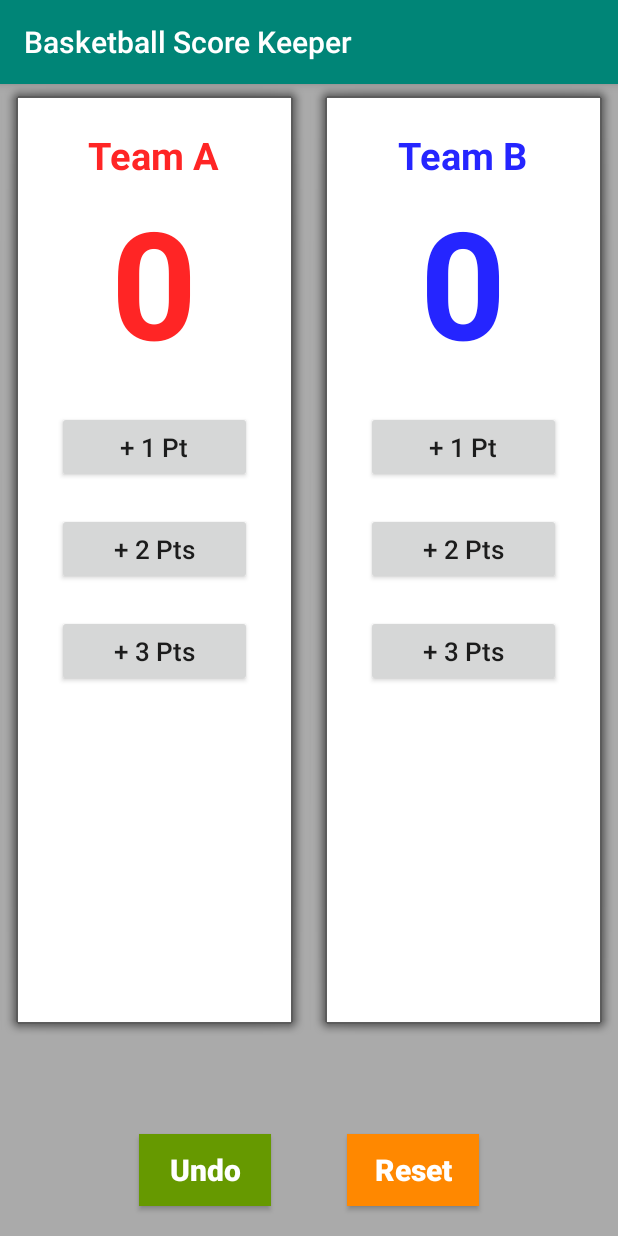
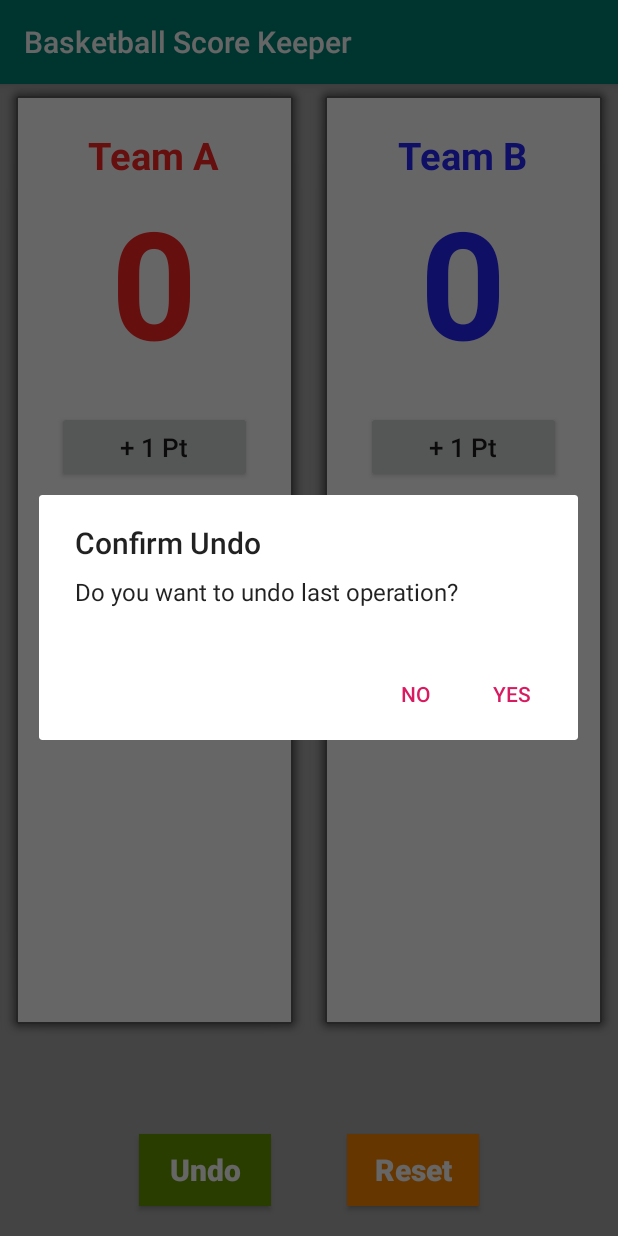
Before and after one commit to hzhu225/BasketballScoreKeeper, an Android app: the screen it shows after launch (MainActivity), after a tap on "Undo", on a phone screen of 412 x 824 dp. Run offline under Robolectric (Android 15) with nearby library versions, the phone set to English and light mode, and no system bars.

Commit message:
Add confirm dialog to undo and reset

```diff
--- a/app/src/main/java/com/cms/basketballscorekeeper/MainActivity.java
+++ b/app/src/main/java/com/cms/basketballscorekeeper/MainActivity.java
@@ -1,6 +1,8 @@
 package com.cms.basketballscorekeeper;
 
 import android.annotation.SuppressLint;
+import android.content.DialogInterface;
+import android.support.v7.app.AlertDialog;
 import android.support.v7.app.AppCompatActivity;
 import android.os.Bundle;
 import android.view.Gravity;
@@ -8,7 +10,7 @@ import android.view.View;
 import android.widget.TextView;
 import android.widget.Toast;
 
-import java.util.Iterator;
+
 import java.util.Stack;
 
 public class MainActivity extends AppCompatActivity {
@@ -65,11 +67,21 @@ public class MainActivity extends AppCompatActivity {
 
     public void undo_Click(View view)              //user can click undo button to go back
     {
+        //build an alert dialog, ask user to confirm
+        AlertDialog.Builder confirmDialog = new AlertDialog.Builder(MainActivity.this);
+        confirmDialog.setTitle(R.string.undoAlert_title);
+        confirmDialog.setMessage(R.string.undoAlert_message);
+
+        confirmDialog.setPositiveButton("Yes",
+                new DialogInterface.OnClickListener()
+                {
+                    public void onClick(DialogInterface dialog, int which)
+                    {
                         String message;
-        if(!scoreStack.isEmpty())
+                        if (!scoreStack.isEmpty())
                         {
                             int lastScore = scoreStack.pop();       //pop last score and check its value
-            if(lastScore > 0)
+                            if (lastScore > 0)
                             {
                                 message = "Undo: Team A +" + lastScore;
                             }
@@ -83,15 +95,50 @@ public class MainActivity extends AppCompatActivity {
                         {
                             message = "No score has been recorded.";
                         }
-        Toast toast = Toast.makeText(this, message, Toast.LENGTH_SHORT);
-        toast.setGravity(Gravity.TOP,0,25);
+                        Toast toast = Toast.makeText(MainActivity.this, message, Toast.LENGTH_LONG);
+                        toast.setGravity(Gravity.TOP, 0, 25);
                         toast.show();
                     }
+                });
 
-    public void reset_Click(View view)           //when reset, just clear the scoreStack
+        confirmDialog.setNegativeButton("No",
+                new DialogInterface.OnClickListener() {
+                    public void onClick(DialogInterface dialog, int which) {
+                        //Do nothing
+                    }
+                });
+
+        confirmDialog.show();
+    }
+
+
+
+    public void reset_Click(View view)           //when reset, clear the scoreStack
+    {
+        //build an alert dialog, ask user to confirm
+        AlertDialog.Builder confirmDialog = new AlertDialog.Builder(MainActivity.this);
+        confirmDialog.setTitle(R.string.resetAlert_title);
+        confirmDialog.setMessage(R.string.resetAlert_message);
+
+        confirmDialog.setPositiveButton("Yes",
+                new DialogInterface.OnClickListener()
+                {
+                    public void onClick(DialogInterface dialog, int which)
                     {
                         scoreStack.clear();
                         updateScore();
+                    }
+                });
+
+        confirmDialog.setNegativeButton("No",
+                new DialogInterface.OnClickListener() {
+                    public void onClick(DialogInterface dialog, int which) {
+                        //Do nothing
+                    }
+                });
+
+        confirmDialog.show();
+
     }
 
 
--- a/app/src/main/res/layout/activity_main.xml
+++ b/app/src/main/res/layout/activity_main.xml
@@ -42,6 +42,7 @@
                 android:layout_width="wrap_content"
                 android:layout_height="wrap_content"
                 android:layout_marginTop="0dp"
+                android:text="0"
                 android:textColor="@color/colorTeamA"
                 android:textSize="100sp"
                 android:textStyle="bold" />
@@ -111,6 +112,7 @@
                 android:layout_width="wrap_content"
                 android:layout_height="wrap_content"
                 android:layout_marginTop="0dp"
+                android:text="0"
                 android:textColor="@color/colorTeamB"
                 android:textSize="100sp"
                 android:textStyle="bold" />
--- a/app/src/main/res/values/strings.xml
+++ b/app/src/main/res/values/strings.xml
@@ -6,5 +6,9 @@
     <string name="plus2_text">+ 2 Pts</string>
     <string name="plus3_text">+ 3 Pts</string>
     <string name="undo_text">Undo</string>
+    <string name="undoAlert_title">Confirm Undo</string>
+    <string name="undoAlert_message">Do you want to undo last operation?</string>.
+    <string name="resetAlert_title">Confirm Reset</string>
+    <string name="resetAlert_message">Do you want to reset scores?</string>
     <string name="reset_text">Reset</string>
 </resources>
```
Lines whose indentation alone changed are shown as unchanged.
